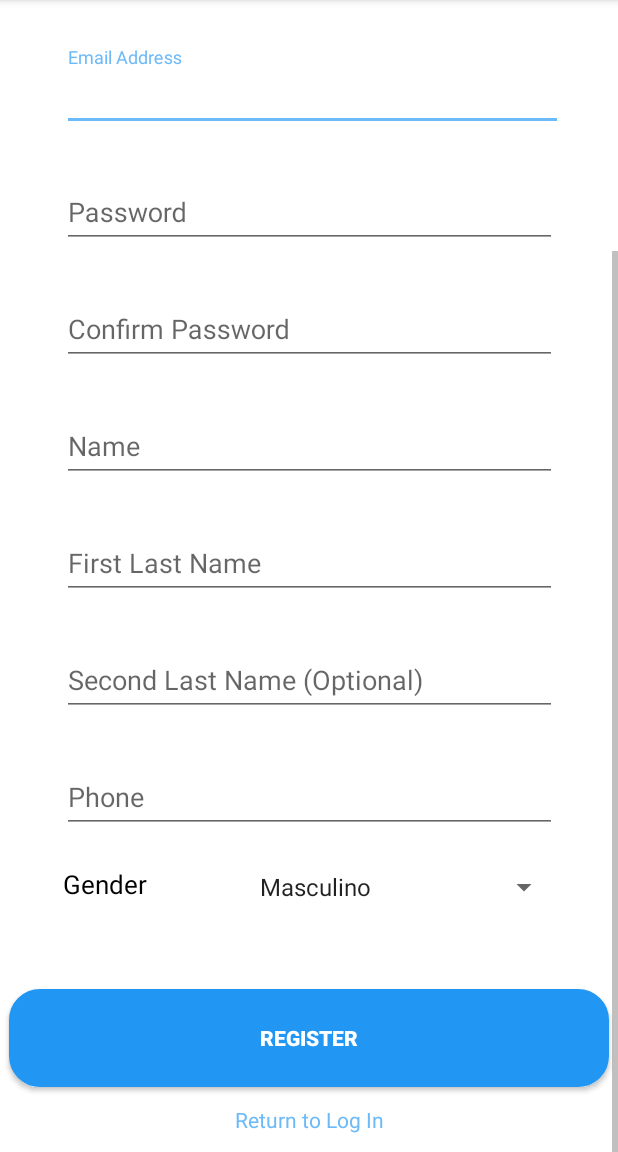
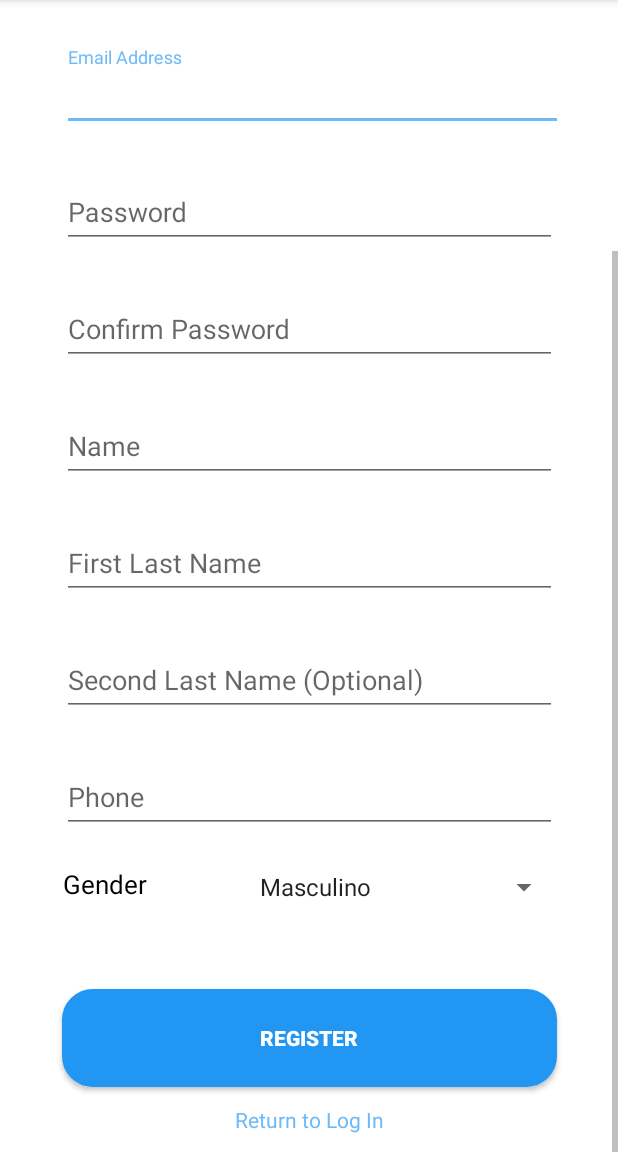
Before and after one commit to analuciablanco/MyP, an Android app: the RegisterActivity screen opened directly, with no data from a screen before it, scrolled down 214 dp, on a phone screen of 412 x 824 dp, the part 84-1236 px from its top. Run offline under Robolectric (Android 15) with nearby library versions, the phone set to English and light mode, and no system bars.

Commit message:
Reversión de commit equivocado

```diff
--- a/app/src/main/res/layout/activity_register.xml
+++ b/app/src/main/res/layout/activity_register.xml
@@ -225,7 +225,7 @@
         <!-- Registration Button -->
         <Button
             android:id="@+id/buttonRegister"
-            android:layout_width="400dp"
+            android:layout_width="330dp"
             android:layout_height="65dp"
             android:layout_gravity="center_horizontal"
             android:layout_marginTop="12dp"
```
